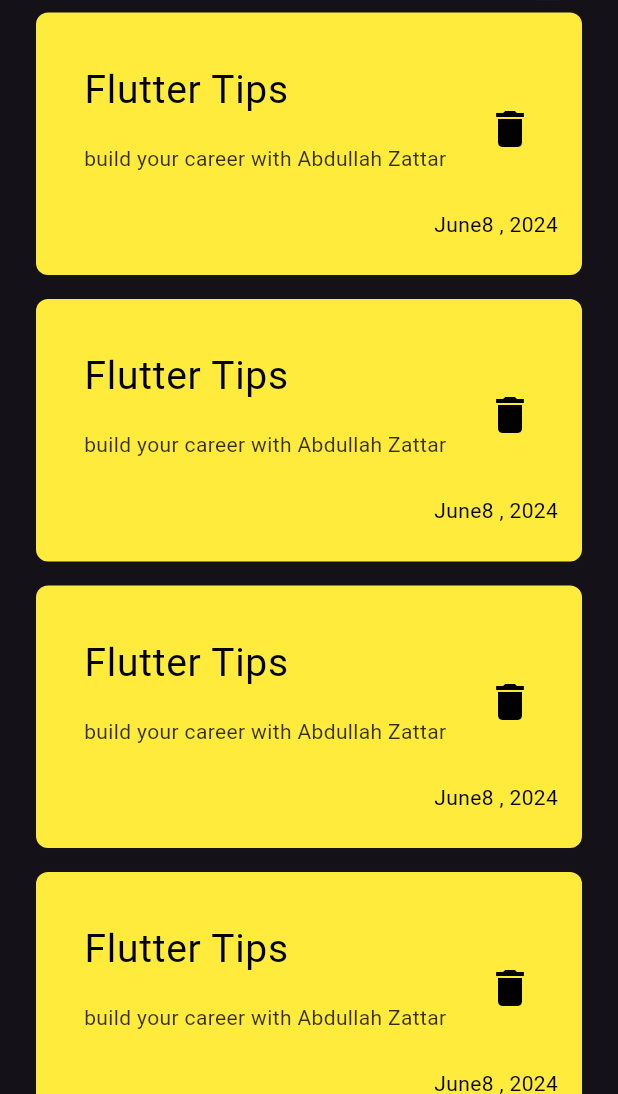
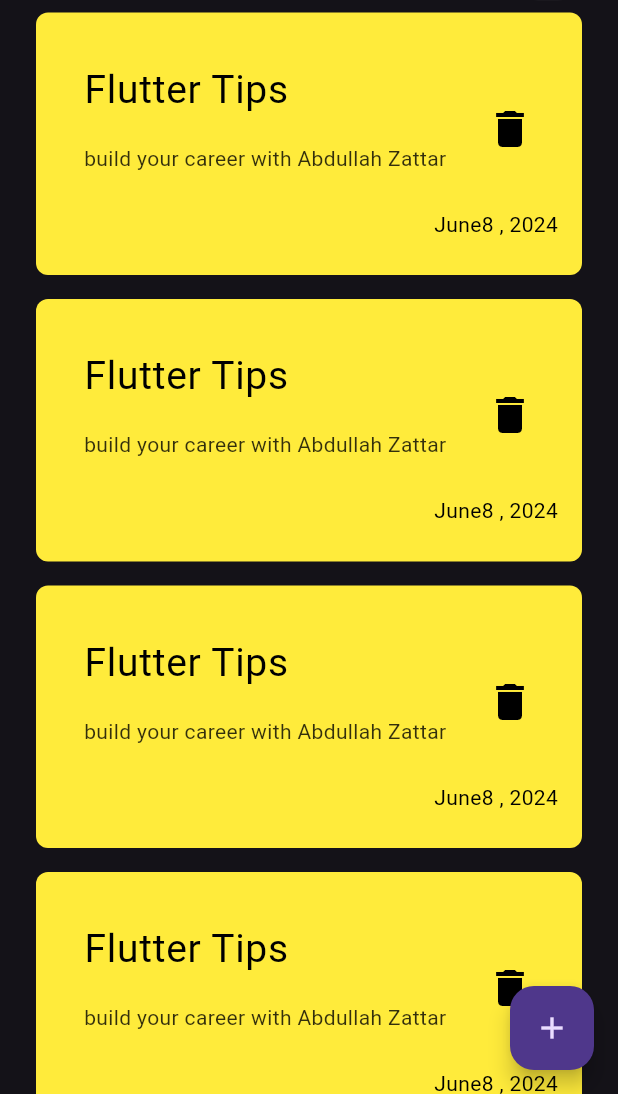
Before and after one commit to Zattar23/Notes_App, a Flutter app: the screen it shows after launch, on a phone screen of 412 x 824 dp, the part 142-1236 px from its top. Run offline on Flutter 3.47's test engine with Material 3 defaults, Android fonts, the phone set to English and light mode, and no system bars.

Commit message:
add FlatingActionButton

```diff
--- a/lib/views/Widgets/Nots_ListView.dart
+++ b/lib/views/Widgets/Nots_ListView.dart
@@ -3,7 +3,7 @@ import 'package:notsapp/views/Widgets/custom_note-item.dart';
 
 class NotesListView extends StatelessWidget {
   const NotesListView({super.key});
-
+  final data = const [];
   @override
   Widget build(BuildContext context) {
     return ListView.builder(
--- a/lib/views/notes_view.dart
+++ b/lib/views/notes_view.dart
@@ -7,6 +7,10 @@ class NotesView extends StatelessWidget {
   @override
   Widget build(BuildContext context) {
     return Scaffold(
+      floatingActionButton: FloatingActionButton(
+        onPressed: () {},
+        child: Icon(Icons.add),
+      ),
       body: const NotesViewBody(),
     );
   }
```
